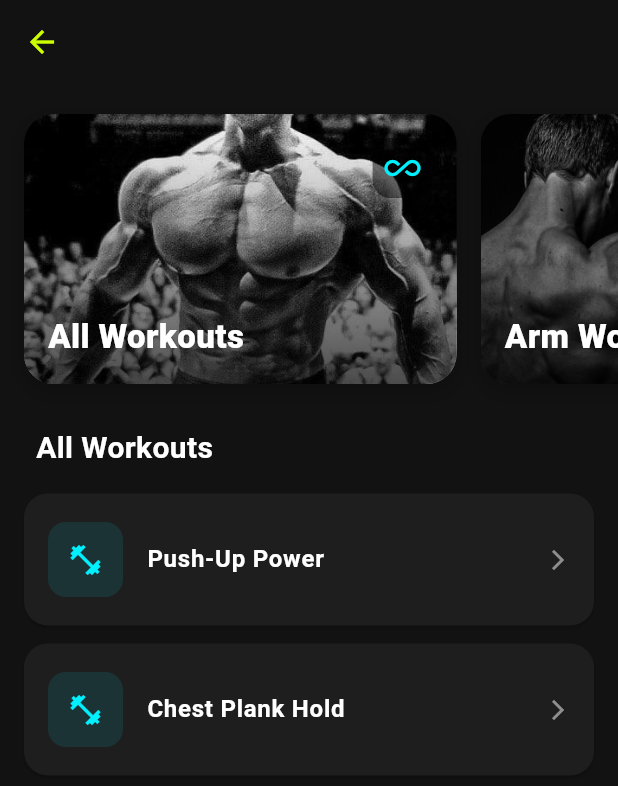
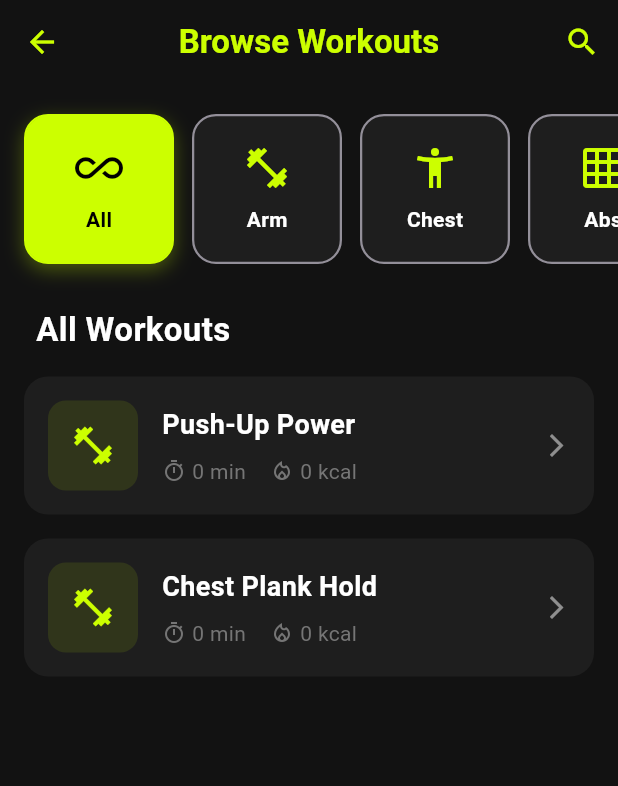
Before and after one commit to Rafiqirobi/FitTrack, a Flutter app: the MainScreen screen opened by its route, after a tap on "Strength", on a phone screen of 412 x 824 dp. Shown: the top 786 px of the screen. Run offline on Flutter 3.47's test engine with Material 3 defaults, Android fonts, the light colour scheme and no system bars; our stand-ins replace cloud_firestore, firebase_auth, firebase_core, font_awesome_flutter, shared_preferences, video_player; accounts and stored records are empty.

Commit message:
Update initial route to home; Refactor workout model and browse screen for improved UI and functionality

```diff
--- a/lib/main.dart
+++ b/lib/main.dart
@@ -67,7 +67,7 @@ Future<void> _initializeApp() async {
       themeMode: _themeMode,
       theme: neonLightTheme,
       darkTheme: neonDarkTheme,
-      initialRoute: '/home',
+      initialRoute: '/',
       routes: {
         '/': (context) => SplashScreen(),
         '/login': (context) => LoginScreen(),
--- a/lib/models/workout_model.dart
+++ b/lib/models/workout_model.dart
@@ -5,6 +5,7 @@ class Workout {
   final int duration;
   final String imageUrl;
   final String category;
+  final int calories;
 
   Workout({
     required this.id,
@@ -13,6 +14,7 @@ class Workout {
     required this.duration,
     required this.imageUrl,
     required this.category,
+    required this.calories,
   });
 
   factory Workout.fromMap(Map<String, dynamic> map, {String id = ''}) {
@@ -22,7 +24,8 @@ class Workout {
       description: map['description'] ?? '',
       duration: map['duration'] ?? 0,
       imageUrl: map['imageUrl'] ?? '',
-      category: map['category'] ?? ''
+      category: map['category'] ?? '',
+      calories: map['calories'] ?? 0,
     );
   }
 }
--- a/lib/screens/browse_screen.dart
+++ b/lib/screens/browse_screen.dart
@@ -115,19 +115,33 @@ class _BrowseScreenState extends State<BrowseScreen> {
   Widget build(BuildContext context) {
     final theme = Theme.of(context);
     final isDark = theme.brightness == Brightness.dark;
-    final size = MediaQuery.of(context).size;
 
-    final primaryColor = isDark ? Color(0xFF00F0FF) : Color(0xFF0066FF);
-    final backgroundColor = isDark ? Color(0xFF121212) : Color(0xFFFAFAFA);
-    final cardColor = isDark ? Color(0xFF1E1E1E) : Colors.white;
-    final textColor = isDark ? Colors.white : Colors.black87;
+    final primaryColor = theme.primaryColor;
+    final backgroundColor = theme.scaffoldBackgroundColor;
+    final cardColor = theme.cardColor;
+    final textColor = theme.textTheme.bodyLarge?.color ?? (isDark ? Colors.white : Colors.black87);
 
     return Scaffold(
       backgroundColor: backgroundColor,
       appBar: AppBar(
+        title: Text(
+          'Browse Workouts',
+          style: TextStyle(
+            color: primaryColor,
+            fontWeight: FontWeight.bold,
+          ),
+        ),
         centerTitle: true,
         elevation: 0,
         backgroundColor: Colors.transparent,
+        actions: [
+          IconButton(
+            icon: Icon(Icons.search, color: primaryColor),
+            onPressed: () {
+              // Implement search functionality
+            },
+          ),
+        ],
       ),
       body: _loading
           ? Center(child: CircularProgressIndicator(color: primaryColor))
@@ -136,7 +150,7 @@ class _BrowseScreenState extends State<BrowseScreen> {
               children: [
                 // Horizontal Category Cards
                 SizedBox(
-                  height: 220,
+                  height: 140,
                   child: ListView.builder(
                     controller: _scrollController,
                     scrollDirection: Axis.horizontal,
@@ -145,85 +159,49 @@ class _BrowseScreenState extends State<BrowseScreen> {
                     itemBuilder: (context, index) {
                       final category = categoryData.keys.elementAt(index);
                       final data = categoryData[category]!;
+                      final isSelected = _selectedCategory == category;
 
                       return GestureDetector(
                         onTap: () {
-                          // Add a slight delay to make animation more visible
-                          Future.delayed(Duration(milliseconds: 50), () {
                           _fetchWorkouts(category: category == 'All' ? null : category);
-                          });
                         },
-                        child: Container(
-                          width: size.width * 0.7,
-                          margin: EdgeInsets.only(right: 16),
+                        child: AnimatedContainer(
+                          duration: Duration(milliseconds: 300),
+                          width: 100,
+                          margin: EdgeInsets.only(right: 12),
                           decoration: BoxDecoration(
-                            borderRadius: BorderRadius.circular(20),
-                            boxShadow: [
+                            color: isSelected ? primaryColor : cardColor,
+                            borderRadius: BorderRadius.circular(16),
+                            border: Border.all(
+                              color: isSelected ? primaryColor : theme.dividerColor,
+                              width: 1.5,
+                            ),
+                            boxShadow: isSelected ? [
                               BoxShadow(
-                                color: Colors.black.withOpacity(0.2),
+                                color: primaryColor.withOpacity(0.3),
                                 blurRadius: 10,
-                                spreadRadius: 2,
                                 offset: Offset(0, 4),
                               ),
-                            ],
+                            ] : [],
                           ),
-                          child: ClipRRect(
-                            borderRadius: BorderRadius.circular(20),
-                            child: Stack(
-                              fit: StackFit.expand,
+                          child: Column(
+                            mainAxisAlignment: MainAxisAlignment.center,
                             children: [
-                                Image.asset(
-                                  data['image'],
-                                  fit: BoxFit.cover,
+                              Icon(
+                                data['icon'],
+                                color: isSelected ? (isDark ? Colors.black : Colors.white) : primaryColor,
+                                size: 32,
                               ),
-                                Container(
-                                  decoration: BoxDecoration(
-                                    gradient: LinearGradient(
-                                      begin: Alignment.topCenter,
-                                      end: Alignment.bottomCenter,
-                                      colors: [
-                                        Colors.transparent,
-                                        Colors.black.withOpacity(0.7),
-                                      ],
-                                    ),
-                                  ),
-                                ),
-                                Positioned(
-                                  top: 16,
-                                  right: 16,
-                                  child: Container(
-                                    padding: EdgeInsets.all(8),
-                                    decoration: BoxDecoration(
-                                      color: Colors.black.withOpacity(0.5),
-                                      borderRadius: BorderRadius.circular(12),
-                                    ),
-                                    child: Icon(
-                                      data['icon'],
-                                      color: primaryColor,
-                                      size: 24,
-                                    ),
-                                  ),
-                                ),
-                                Positioned(
-                                  left: 16,
-                                  right: 16,
-                                  bottom: 16,
-                                  child: Column(
-                                    crossAxisAlignment: CrossAxisAlignment.start,
-                                    children: [
+                              SizedBox(height: 8),
                               Text(
-                                        category == 'All' ? 'All Workouts' : '$category Workouts',
+                                category,
                                 style: TextStyle(
-                                          color: Colors.white,
-                                          fontSize: 22,
-                                          fontWeight: FontWeight.w800,
+                                  color: isSelected ? (isDark ? Colors.black : Colors.white) : textColor,
+                                  fontWeight: FontWeight.w600,
+                                  fontSize: 14,
                                 ),
                               ),
                             ],
-                                  ),
-                                ),
-                              ],
-                            ),
                           ),
                         ),
                       );
@@ -236,8 +214,8 @@ class _BrowseScreenState extends State<BrowseScreen> {
                   child: Text(
                     _selectedCategory == 'All' ? 'All Workouts' : '$_selectedCategory Workouts',
                     style: TextStyle(
-                      fontSize: 20,
-                      fontWeight: FontWeight.w700,
+                      fontSize: 22,
+                      fontWeight: FontWeight.bold,
                       color: textColor,
                     ),
                   ),
@@ -250,6 +228,22 @@ class _BrowseScreenState extends State<BrowseScreen> {
                     padding: EdgeInsets.symmetric(horizontal: 16, vertical: 8),
                     itemBuilder: (context, index, animation) {
                       final workout = _workouts[index];
+                      return _buildWorkoutCard(workout, animation, context);
+                    },
+                  ),
+                ),
+              ],
+            ),
+    );
+  }
+
+  Widget _buildWorkoutCard(Workout workout, Animation<double> animation, BuildContext context) {
+    final theme = Theme.of(context);
+    final isDark = theme.brightness == Brightness.dark;
+    final primaryColor = theme.primaryColor;
+    final cardColor = theme.cardColor;
+    final textColor = theme.textTheme.bodyLarge?.color ?? (isDark ? Colors.white : Colors.black87);
+
     return SlideTransition(
       position: Tween<Offset>(
         begin: Offset(0, 0.5),
@@ -265,12 +259,25 @@ class _BrowseScreenState extends State<BrowseScreen> {
           shape: RoundedRectangleBorder(
             borderRadius: BorderRadius.circular(16),
           ),
-                            margin: EdgeInsets.only(bottom: 12),
-                            child: ListTile(
-                              contentPadding: EdgeInsets.all(16),
-                              leading: Container(
-                                width: 50,
-                                height: 50,
+          margin: EdgeInsets.only(bottom: 16),
+          elevation: 4,
+          shadowColor: Colors.black.withOpacity(0.1),
+          child: InkWell(
+            borderRadius: BorderRadius.circular(16),
+            onTap: () {
+              Navigator.pushNamed(
+                context,
+                '/workoutDetail',
+                arguments: workout.id,
+              );
+            },
+            child: Padding(
+              padding: const EdgeInsets.all(16.0),
+              child: Row(
+                children: [
+                  Container(
+                    width: 60,
+                    height: 60,
                     decoration: BoxDecoration(
                       borderRadius: BorderRadius.circular(12),
                       color: primaryColor.withOpacity(0.1),
@@ -278,37 +285,53 @@ class _BrowseScreenState extends State<BrowseScreen> {
                     child: Icon(
                       _getCategoryIcon(workout.category),
                       color: primaryColor,
-                                  size: 24,
+                      size: 30,
                     ),
                   ),
-                              title: Text(
+                  SizedBox(width: 16),
+                  Expanded(
+                    child: Column(
+                      crossAxisAlignment: CrossAxisAlignment.start,
+                      children: [
+                        Text(
                           workout.name,
                           style: TextStyle(
                             color: textColor,
-                                  fontWeight: FontWeight.w600,
+                            fontWeight: FontWeight.bold,
+                            fontSize: 18,
                           ),
                         ),
-
-                              trailing: Icon(
+                        SizedBox(height: 8),
+                        Row(
+                          children: [
+                            Icon(Icons.timer_outlined, size: 16, color: Colors.grey[600]),
+                            SizedBox(width: 4),
+                            Text(
+                              '${workout.duration} min',
+                              style: TextStyle(color: Colors.grey[600], fontSize: 14),
+                            ),
+                            SizedBox(width: 16),
+                            Icon(Icons.local_fire_department_outlined, size: 16, color: Colors.grey[600]),
+                            SizedBox(width: 4),
+                            Text(
+                              '${workout.calories} kcal',
+                              style: TextStyle(color: Colors.grey[600], fontSize: 14),
+                            ),
+                          ],
+                        ),
+                      ],
+                    ),
+                  ),
+                  Icon(
                     Icons.arrow_forward_ios,
                     color: textColor.withOpacity(0.5),
-                                size: 16,
+                    size: 18,
                   ),
-                              onTap: () {
-                                Navigator.pushNamed(
-                                  context,
-                                  '/workoutDetail',
-                                  arguments: workout.id,
-                                );
-                              },
+                ],
               ),
             ),
           ),
-                      );
-                    },
         ),
-                ),
-              ],
       ),
     );
   }
--- a/lib/screens/main_screen.dart
+++ b/lib/screens/main_screen.dart
@@ -43,20 +43,6 @@ class _MainScreenState extends State<MainScreen> {
 
     return Scaffold(
       backgroundColor: scaffoldBg,
-      appBar: AppBar(
-        title: Text(
-          _getAppBarTitle(),
-          style: TextStyle(fontWeight: FontWeight.bold),
-        ),
-        centerTitle: true,
-        actions: [
-          IconButton(
-            icon: Icon(Icons.brightness_6, color: neonPrimary),
-            onPressed: widget.onToggleTheme,
-            tooltip: 'Toggle Theme',
-          )
-        ],
-      ),
       body: _pages[_currentIndex],
 
       bottomNavigationBar: SafeArea(
@@ -100,19 +86,4 @@ class _MainScreenState extends State<MainScreen> {
       ),
     );
   }
-
-  String _getAppBarTitle() {
-    switch (_currentIndex) {
-      case 0:
-        return 'Home';
-      case 1:
-        return 'Browse';
-      case 2:
-        return 'Statistics';
-      case 3:
-        return 'Profile';
-      default:
-        return '';
-    }
-  }
 }
--- a/lib/screens/workout_detail_screen.dart
+++ b/lib/screens/workout_detail_screen.dart
@@ -313,14 +313,11 @@ class _WorkoutDetailScreenState extends State<WorkoutDetailScreen> {
                 const SizedBox(height: 12),
 
                 ...List.generate(steps.length, (index) {
-                  final step = steps[index];
+                  final step = steps[index] as Map<String, dynamic>;
                   return _buildStepCard(
                     workoutId,
                     index + 1,
                     step,
-                    data['duration'],
-                    data['sets'],
-                    data['reps'],
                   );
                 }),
 
@@ -357,7 +354,12 @@ class _WorkoutDetailScreenState extends State<WorkoutDetailScreen> {
     );
   }
 
-  Widget _buildStepCard(String workoutId, int stepNumber, String text, int? duration, int? sets, int? reps) {
+  Widget _buildStepCard(String workoutId, int stepNumber, Map<String, dynamic> stepData) {
+    final String text = stepData['text'] ?? 'No description';
+    final int? duration = stepData['duration'];
+    final int? sets = stepData['sets'];
+    final int? reps = stepData['reps'];
+
     String subtitle = '';
     if (duration != null) {
       subtitle = '$duration seconds';
```
Lines whose indentation alone changed are shown as unchanged.
